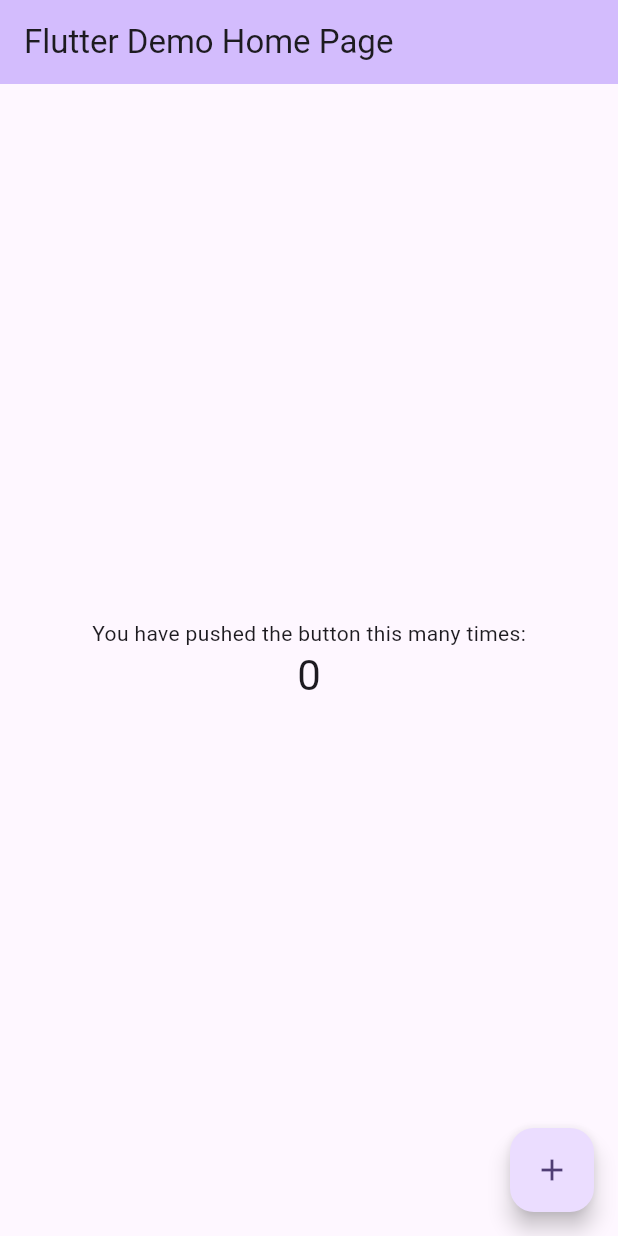
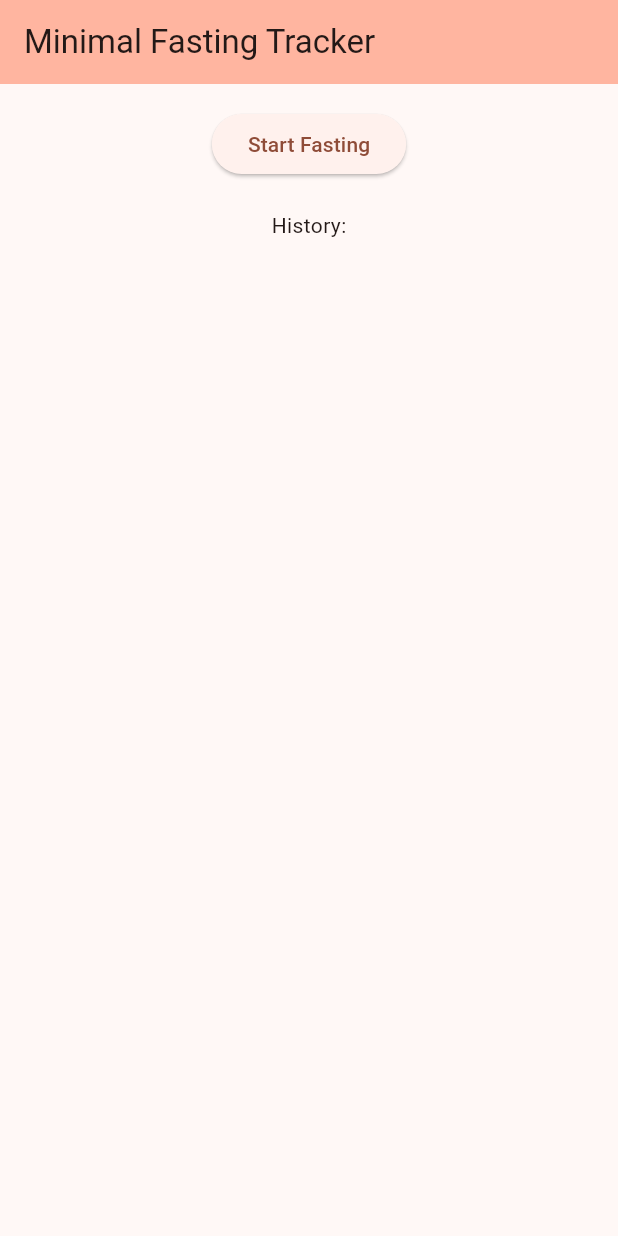
Before and after one commit to jozefsumaj/minimal-fasting-tracker, a Flutter app: the screen it shows after launch, on a phone screen of 412 x 824 dp. Run offline on Flutter 3.47's test engine with Material 3 defaults, Android fonts, the phone set to English and light mode, and no system bars.

Commit message:
add basic fasting controls

```diff
--- a/lib/main.dart
+++ b/lib/main.dart
@@ -1,125 +1,95 @@
 import 'package:flutter/material.dart';
 
 void main() {
-  runApp(const MyApp());
+  runApp(const MinimalFastingTrackerApp());
 }
 
-class MyApp extends StatelessWidget {
-  const MyApp({super.key});
+class MinimalFastingTrackerApp extends StatelessWidget {
+  const MinimalFastingTrackerApp({super.key});
 
-  // This widget is the root of your application.
   @override
   Widget build(BuildContext context) {
     return MaterialApp(
-      title: 'Flutter Demo',
+      title: 'Minimal Fasting Tracker',
       theme: ThemeData(
-        // This is the theme of your application.
-        //
-        // TRY THIS: Try running your application with "flutter run". You'll see
-        // the application has a purple toolbar. Then, without quitting the app,
-        // try changing the seedColor in the colorScheme below to Colors.green
-        // and then invoke "hot reload" (save your changes or press the "hot
-        // reload" button in a Flutter-supported IDE, or press "r" if you used
-        // the command line to start the app).
-        //
-        // Notice that the counter didn't reset back to zero; the application
-        // state is not lost during the reload. To reset the state, use hot
-        // restart instead.
-        //
-        // This works for code too, not just values: Most code changes can be
-        // tested with just a hot reload.
-        colorScheme: ColorScheme.fromSeed(seedColor: Colors.deepPurple),
+        colorScheme: ColorScheme.fromSeed(seedColor: Colors.deepOrange),
         useMaterial3: true,
       ),
-      home: const MyHomePage(title: 'Flutter Demo Home Page'),
+      home: const FastingHomePage(),
     );
   }
 }
 
-class MyHomePage extends StatefulWidget {
-  const MyHomePage({super.key, required this.title});
-
-  // This widget is the home page of your application. It is stateful, meaning
-  // that it has a State object (defined below) that contains fields that affect
-  // how it looks.
-
-  // This class is the configuration for the state. It holds the values (in this
-  // case the title) provided by the parent (in this case the App widget) and
-  // used by the build method of the State. Fields in a Widget subclass are
-  // always marked "final".
-
-  final String title;
+class FastingHomePage extends StatefulWidget {
+  const FastingHomePage({super.key});
 
   @override
-  State<MyHomePage> createState() => _MyHomePageState();
+  State<FastingHomePage> createState() => _FastingHomePageState();
 }
 
-class _MyHomePageState extends State<MyHomePage> {
-  int _counter = 0;
+class _FastingHomePageState extends State<FastingHomePage> {
+  DateTime? startTime;
+  DateTime? endTime;
+  List<String> fastingHistory = [];
 
-  void _incrementCounter() {
+  void startFasting() {
     setState(() {
-      // This call to setState tells the Flutter framework that something has
-      // changed in this State, which causes it to rerun the build method below
-      // so that the display can reflect the updated values. If we changed
-      // _counter without calling setState(), then the build method would not be
-      // called again, and so nothing would appear to happen.
-      _counter++;
+      startTime = DateTime.now();
+      endTime = null;
+    });
+  }
+
+  void stopFasting() {
+    setState(() {
+      endTime = DateTime.now();
+      if (startTime != null) {
+        fastingHistory.add('Started: ${startTime.toString()}, Ended: ${endTime.toString()}');
+        startTime = null;
+      }
     });
   }
 
   @override
   Widget build(BuildContext context) {
-    // This method is rerun every time setState is called, for instance as done
-    // by the _incrementCounter method above.
-    //
-    // The Flutter framework has been optimized to make rerunning build methods
-    // fast, so that you can just rebuild anything that needs updating rather
-    // than having to individually change instances of widgets.
     return Scaffold(
       appBar: AppBar(
-        // TRY THIS: Try changing the color here to a specific color (to
-        // Colors.amber, perhaps?) and trigger a hot reload to see the AppBar
-        // change color while the other colors stay the same.
         backgroundColor: Theme.of(context).colorScheme.inversePrimary,
-        // Here we take the value from the MyHomePage object that was created by
-        // the App.build method, and use it to set our appbar title.
-        title: Text(widget.title),
+        title: const Text('Minimal Fasting Tracker'),
       ),
-      body: Center(
-        // Center is a layout widget. It takes a single child and positions it
-        // in the middle of the parent.
+      body: Padding(
+        padding: const EdgeInsets.all(16.0),
         child: Column(
-          // Column is also a layout widget. It takes a list of children and
-          // arranges them vertically. By default, it sizes itself to fit its
-          // children horizontally, and tries to be as tall as its parent.
-          //
-          // Column has various properties to control how it sizes itself and
-          // how it positions its children. Here we use mainAxisAlignment to
-          // center the children vertically; the main axis here is the vertical
-          // axis because Columns are vertical (the cross axis would be
-          // horizontal).
-          //
-          // TRY THIS: Invoke "debug painting" (choose the "Toggle Debug Paint"
-          // action in the IDE, or press "p" in the console), to see the
-          // wireframe for each widget.
           mainAxisAlignment: MainAxisAlignment.center,
           children: <Widget>[
-            const Text(
-              'You have pushed the button this many times:',
-            ),
-            Text(
-              '$_counter',
-              style: Theme.of(context).textTheme.headlineMedium,
+            if (startTime == null)
+              ElevatedButton(
+                onPressed: startFasting,
+                child: const Text('Start Fasting'),
+              ),
+            if (startTime != null && endTime == null)
+              ElevatedButton(
+                onPressed: stopFasting,
+                child: const Text('Stop Fasting'),
+              ),
+            if (startTime != null)
+              Text('Fasting started at: ${startTime.toString()}'),
+            if (endTime != null)
+              Text('Fasting ended at: ${endTime.toString()}'),
+            const SizedBox(height: 20),
+            const Text('History:'),
+            Expanded(
+              child: ListView.builder(
+                itemCount: fastingHistory.length,
+                itemBuilder: (context, index) {
+                  return ListTile(
+                    title: Text(fastingHistory[index]),
+                  );
+                },
+              ),
             ),
           ],
         ),
       ),
-      floatingActionButton: FloatingActionButton(
-        onPressed: _incrementCounter,
-        tooltip: 'Increment',
-        child: const Icon(Icons.add),
-      ), // This trailing comma makes auto-formatting nicer for build methods.
     );
   }
 }
```
Also changed, not shown: 6 other files.
